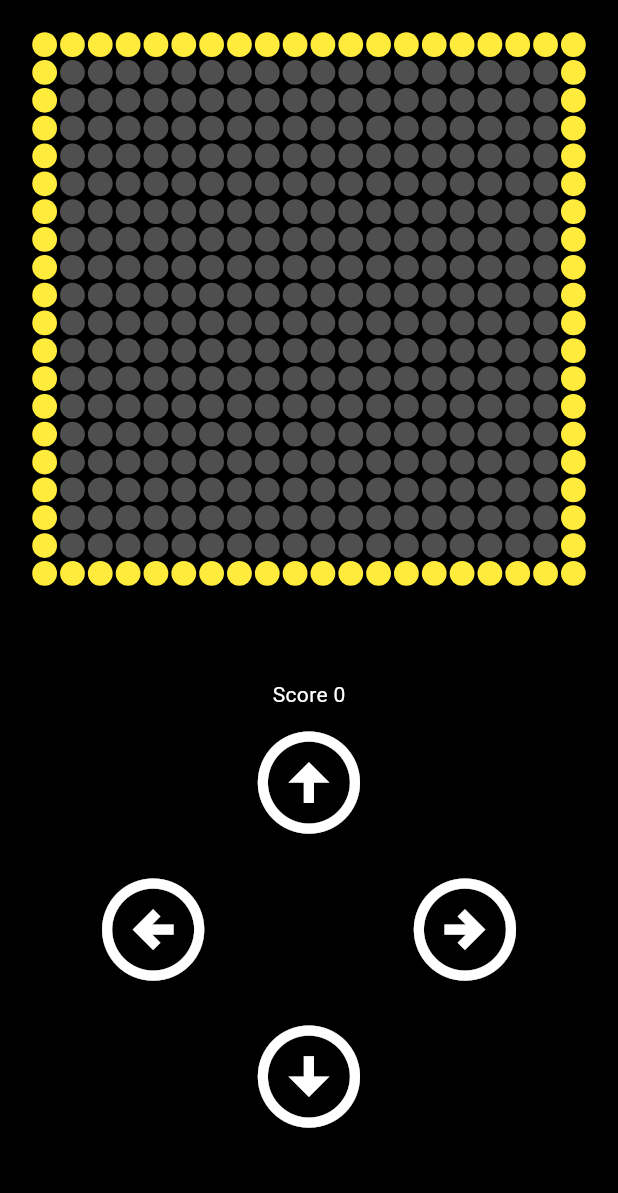
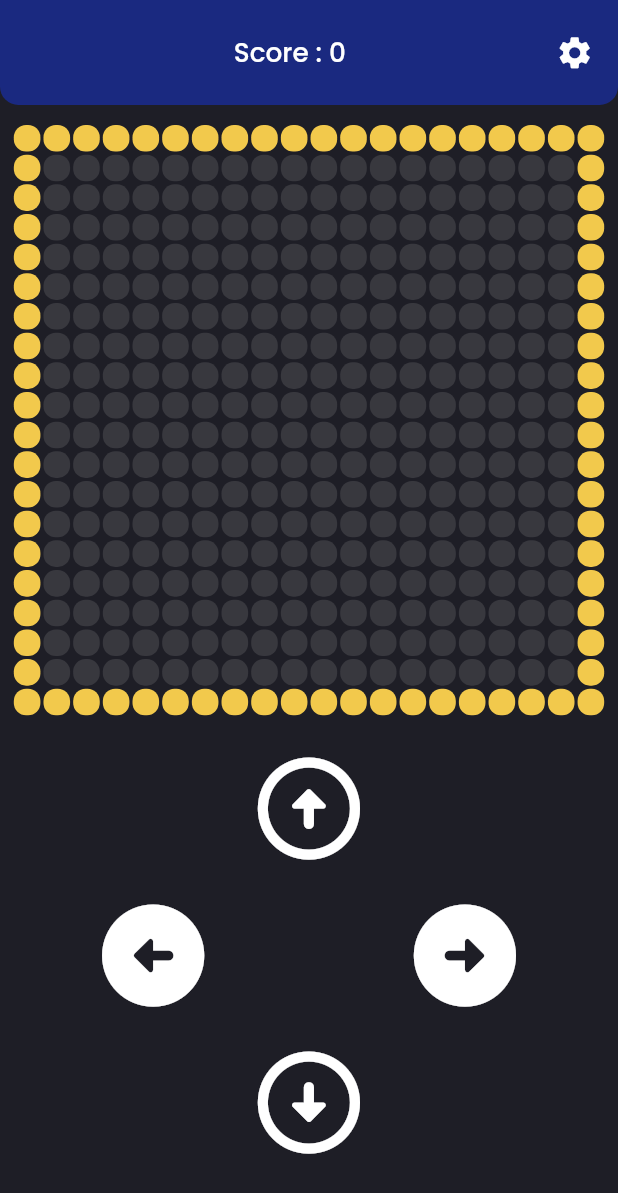
Before and after one commit to Ruthishkumar/Snake_Game_App, a Flutter app: the screen it shows after launch, on a phone screen of 412 x 824 dp. Shown: the top 1193 px of the screen. Run offline on Flutter 3.47's test engine with Material 3 defaults, Android fonts, the phone set to English and light mode, and no system bars; our stand-ins replace flutter_screenutil, google_fonts; statements that could not run were skipped.

Commit message:
New UI changes

```diff
--- a/lib/styles/app_colors.dart
+++ b/lib/styles/app_colors.dart
@@ -2,4 +2,7 @@ import 'package:flutter/material.dart';
 
 class AppColors {
   static const primaryColor = Color(0xff10C3BF);
+  static const primaryTextColor = Color(0xff1E1E26);
+  static const appWhiteTextColor = Color(0xffFFFFFF);
+  static const appBackgroundColor = Color(0xff1A2980);
 }
--- a/lib/styles/app_styles.dart
+++ b/lib/styles/app_styles.dart
@@ -1,5 +1,29 @@
+import 'package:flutter/material.dart';
+import 'package:google_fonts/google_fonts.dart';
+import 'package:snake_game_app/styles/app_colors.dart';
+
 class AppStyles {
   static final AppStyles _singleton = AppStyles._internal();
+
   AppStyles._internal();
+
   static AppStyles get instance => _singleton;
+
+  TextStyle? gamePopTextStyles(
+      {required double fontSize, required FontWeight fontWeight}) {
+    return GoogleFonts.poppins(
+        fontStyle: FontStyle.normal,
+        fontWeight: fontWeight,
+        fontSize: fontSize,
+        color: AppColors.primaryTextColor);
+  }
+
+  TextStyle? whiteTextStyles(
+      {required double fontSize, required FontWeight fontWeight}) {
+    return GoogleFonts.poppins(
+        fontStyle: FontStyle.normal,
+        fontWeight: fontWeight,
+        fontSize: fontSize,
+        color: AppColors.appWhiteTextColor);
+  }
 }
--- a/lib/view/game_screen.dart
+++ b/lib/view/game_screen.dart
@@ -3,6 +3,8 @@ import 'dart:math';
 
 import 'package:flutter/material.dart';
 import 'package:flutter_screenutil/flutter_screenutil.dart';
+import 'package:snake_game_app/styles/app_colors.dart';
+import 'package:snake_game_app/styles/app_styles.dart';
 import 'package:snake_game_app/styles/direction_enum.dart';
 
 class GameScreen extends StatefulWidget {
@@ -31,6 +33,166 @@ class _GameScreenState extends State<GameScreen> {
     super.initState();
   }
 
+  @override
+  Widget build(BuildContext context) {
+    return SafeArea(
+        child: Scaffold(
+      backgroundColor: AppColors.primaryTextColor,
+      appBar: AppBar(
+        toolbarHeight: 70,
+        backgroundColor: AppColors.appBackgroundColor,
+        shape: RoundedRectangleBorder(
+          borderRadius: BorderRadius.vertical(bottom: Radius.circular(12.r)),
+        ),
+        centerTitle: true,
+        automaticallyImplyLeading: false,
+        title: Row(
+          mainAxisAlignment: MainAxisAlignment.spaceBetween,
+          children: [
+            Container(),
+            Text(
+              'Score : $score',
+              style: AppStyles.instance.whiteTextStyles(
+                  fontSize: 16.sp, fontWeight: FontWeight.w500),
+            ),
+            GestureDetector(
+              onTap: () {},
+              child: Icon(
+                Icons.settings,
+                size: 25.r,
+                color: AppColors.appWhiteTextColor,
+              ),
+            )
+          ],
+        ),
+      ),
+      body: Column(
+        children: [gameView(), controlView()],
+      ),
+    ));
+  }
+
+  /// game view
+  Widget gameView() {
+    return Container(
+      padding: EdgeInsets.fromLTRB(8.r, 12.r, 8.r, 0.r),
+      child: GridView.builder(
+          shrinkWrap: true,
+          gridDelegate: SliverGridDelegateWithFixedCrossAxisCount(
+              crossAxisCount: columnSide),
+          itemCount: rowSide * columnSide,
+          itemBuilder: (BuildContext context, int index) {
+            return Container(
+              margin: EdgeInsets.all(1.r),
+              decoration: BoxDecoration(
+                  color: fillColor(index),
+                  borderRadius: BorderRadius.all(Radius.circular(8.r))),
+            );
+          }),
+    );
+  }
+
+  /// control view
+  Widget controlView() {
+    return Container(
+      padding: EdgeInsets.fromLTRB(15.r, 12.r, 15.r, 0.r),
+      child: Column(
+        mainAxisAlignment: MainAxisAlignment.center,
+        children: [
+          // Text(
+          //   'Score ${score}',
+          //   style: TextStyle(color: Colors.white),
+          // ),
+          IconButton(
+            onPressed: () {
+              if (direction != Direction.down) {
+                direction = Direction.up;
+              }
+            },
+            iconSize: 80.h,
+            icon: Icon(Icons.arrow_circle_up_rounded),
+            color: Colors.white,
+          ),
+          Row(
+            mainAxisAlignment: MainAxisAlignment.center,
+            children: [
+              IconButton(
+                onPressed: () {
+                  if (direction != Direction.right) {
+                    direction = Direction.left;
+                  }
+                },
+                iconSize: 80.h,
+                icon: const Icon(Icons.arrow_circle_left_rounded),
+                color: Colors.white,
+              ),
+              SizedBox(width: 100.w),
+              IconButton(
+                onPressed: () {
+                  if (direction != Direction.left) {
+                    direction = Direction.right;
+                  }
+                },
+                iconSize: 80.h,
+                icon: Icon(Icons.arrow_circle_right_rounded),
+                color: Colors.white,
+              ),
+            ],
+          ),
+          IconButton(
+            onPressed: () {
+              if (direction != Direction.up) {
+                direction = Direction.down;
+              }
+            },
+            iconSize: 80.h,
+            icon: Icon(Icons.arrow_circle_down_rounded),
+            color: Colors.white,
+          )
+        ],
+      ),
+    );
+  }
+
+  /// fill color
+  Color fillColor(int index) {
+    if (borderSideList.contains(index)) {
+      return const Color(0xffF2C94C);
+    } else {
+      if (snakePosition.contains(index)) {
+        if (snakeHead == index) {
+          return Colors.green;
+        } else {
+          return Colors.white;
+        }
+      } else {
+        if (index == foodPosition) {
+          return Colors.redAccent;
+        }
+      }
+    }
+    return Colors.grey.withOpacity(0.2);
+  }
+
+  /// game border color
+  makeBorderColor() {
+    for (int i = 0; i < columnSide; i++) {
+      if (!borderSideList.contains(i)) borderSideList.add(i);
+    }
+    for (int i = 0; i < rowSide * columnSide; i = i + columnSide) {
+      if (!borderSideList.contains(i)) borderSideList.add(i);
+    }
+    for (int i = columnSide - 1; i < rowSide * columnSide; i = i + columnSide) {
+      if (!borderSideList.contains(i)) borderSideList.add(i);
+    }
+    for (int i = (rowSide * columnSide) - columnSide;
+        i < rowSide * columnSide;
+        i = i + 1) {
+      if (!borderSideList.contains(i)) borderSideList.add(i);
+    }
+  }
+
+  /// start game method
   void startGame() {
     direction = Direction.right;
     makeBorderColor();
@@ -48,32 +210,50 @@ class _GameScreenState extends State<GameScreen> {
     });
   }
 
+  /// game over alert dialog widget method
   gameOverDialog() {
     showDialog(
         context: context,
+        barrierDismissible: false,
+        barrierColor: Colors.black87,
         builder: (context) {
           return AlertDialog(
-            title: Column(
-              children: [
-                Text('Game Over'),
-                Text('Your Score is ${score}'),
-              ],
-            ),
-            actions: [
-              TextButton(
-                  onPressed: () {
+              title: Column(children: [
+            Text('Game Over',
+                style: AppStyles.instance.gamePopTextStyles(
+                    fontSize: 20.sp, fontWeight: FontWeight.w500)),
+            SizedBox(height: 8.h),
+            Text('Your Score is $score',
+                style: AppStyles.instance.gamePopTextStyles(
+                    fontSize: 15.sp, fontWeight: FontWeight.w500)),
+            SizedBox(height: 12.h),
+            GestureDetector(
+                behavior: HitTestBehavior.opaque,
+                onTap: () {
                   Navigator.of(context).pop();
                   startGame();
                   setState(() {
                     score = 0;
                   });
                 },
-                  child: Text('Restart'))
-            ],
-          );
+                child: Container(
+                    padding: EdgeInsets.all(12.r),
+                    width: 150.w,
+                    decoration: BoxDecoration(
+                        color: AppColors.appBackgroundColor,
+                        borderRadius: BorderRadius.all(Radius.circular(12.r))),
+                    child: Center(
+                      child: Text(
+                        'Restart',
+                        style: AppStyles.instance.whiteTextStyles(
+                            fontWeight: FontWeight.w500, fontSize: 16.sp),
+                      ),
+                    )))
+          ]));
         });
   }
 
+  /// damaged snake method
   checkDamaged() {
     if (borderSideList.contains(snakeHead)) {
       return true;
@@ -84,6 +264,7 @@ class _GameScreenState extends State<GameScreen> {
     return false;
   }
 
+  /// update snake method
   void updateSnake() {
     setState(() {
       switch (direction) {
@@ -113,140 +294,11 @@ class _GameScreenState extends State<GameScreen> {
     snakeHead = snakePosition.first;
   }
 
+  /// generate food method
   void generateFood() {
     foodPosition = Random().nextInt(rowSide * columnSide);
     if (borderSideList.contains(foodPosition)) {
       generateFood();
     }
   }
-
-  @override
-  Widget build(BuildContext context) {
-    return SafeArea(
-        child: Scaffold(
-      backgroundColor: Colors.black,
-      body: Column(
-        children: [gameView(), controlView()],
-      ),
-    ));
 }
-
-  /// game view
-  Widget gameView() {
-    return Container(
-      padding: EdgeInsets.all(20.r),
-      child: GridView.builder(
-          shrinkWrap: true,
-          gridDelegate: SliverGridDelegateWithFixedCrossAxisCount(
-              crossAxisCount: columnSide),
-          itemCount: rowSide * columnSide,
-          itemBuilder: (BuildContext context, int index) {
-            return Container(
-              margin: EdgeInsets.all(1.r),
-              decoration: BoxDecoration(
-                  color: fillColor(index),
-                  borderRadius: BorderRadius.all(Radius.circular(8.r))),
-            );
-          }),
-    );
-  }
-
-  /// control view
-  Widget controlView() {
-    return Container(
-      padding: EdgeInsets.all(40.r),
-      child: Column(
-        mainAxisAlignment: MainAxisAlignment.center,
-        children: [
-          Text(
-            'Score ${score}',
-            style: TextStyle(color: Colors.white),
-          ),
-          IconButton(
-            onPressed: () {
-              if (direction != Direction.down) {
-                direction = Direction.up;
-              }
-            },
-            iconSize: 80.h,
-            icon: Icon(Icons.arrow_circle_up_sharp),
-            color: Colors.white,
-          ),
-          Row(
-            mainAxisAlignment: MainAxisAlignment.center,
-            children: [
-              IconButton(
-                onPressed: () {
-                  if (direction != Direction.right) {
-                    direction = Direction.left;
-                  }
-                },
-                iconSize: 80.h,
-                icon: Icon(Icons.arrow_circle_left_outlined),
-                color: Colors.white,
-              ),
-              SizedBox(width: 100.w),
-              IconButton(
-                onPressed: () {
-                  if (direction != Direction.left) {
-                    direction = Direction.right;
-                  }
-                },
-                iconSize: 80.h,
-                icon: Icon(Icons.arrow_circle_right_outlined),
-                color: Colors.white,
-              ),
-            ],
-          ),
-          IconButton(
-            onPressed: () {
-              if (direction != Direction.up) {
-                direction = Direction.down;
-              }
-            },
-            iconSize: 80.h,
-            icon: Icon(Icons.arrow_circle_down),
-            color: Colors.white,
-          )
-        ],
-      ),
-    );
-  }
-
-  /// fill color
-  Color fillColor(int index) {
-    if (borderSideList.contains(index)) {
-      return Colors.yellow;
-    } else {
-      if (snakePosition.contains(index)) {
-        if (snakeHead == index) {
-          return Colors.green;
-        } else {
-          return Colors.white;
-        }
-      } else {
-        if (index == foodPosition) {
-          return Colors.red;
-        }
-      }
-    }
-    return Colors.grey.withOpacity(0.5);
-  }
-
-  makeBorderColor() {
-    for (int i = 0; i < columnSide; i++) {
-      if (!borderSideList.contains(i)) borderSideList.add(i);
-    }
-    for (int i = 0; i < rowSide * columnSide; i = i + columnSide) {
-      if (!borderSideList.contains(i)) borderSideList.add(i);
-    }
-    for (int i = columnSide - 1; i < rowSide * columnSide; i = i + columnSide) {
-      if (!borderSideList.contains(i)) borderSideList.add(i);
-    }
-    for (int i = (rowSide * columnSide) - columnSide;
-        i < rowSide * columnSide;
-        i = i + 1) {
-      if (!borderSideList.contains(i)) borderSideList.add(i);
-    }
-  }
-}
```
Lines whose indentation alone changed are shown as unchanged.
